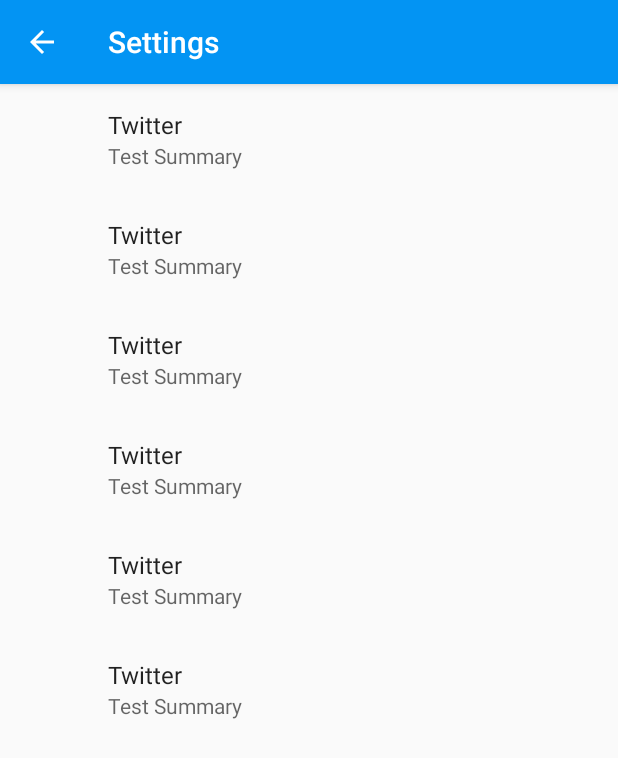
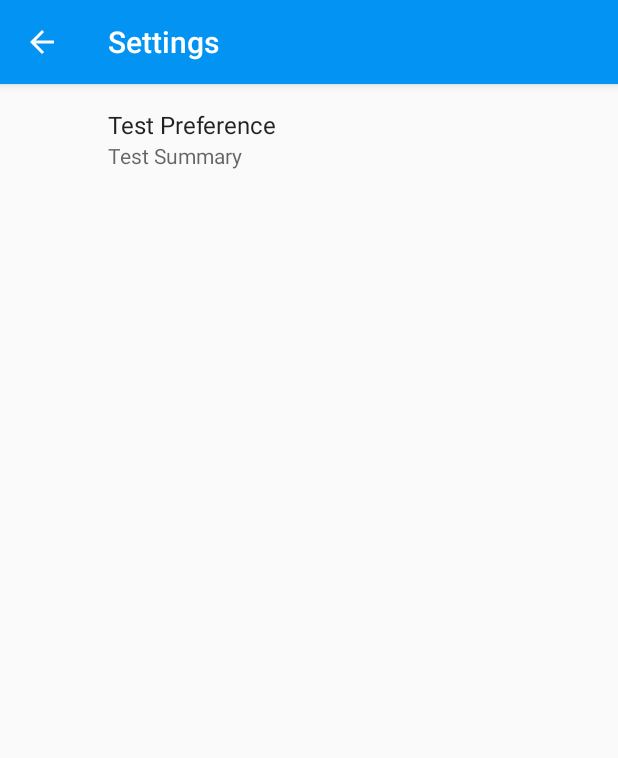
Before and after one commit to CDSoftwaresJA/SWEN3001, an Android app: the screen it shows after launch (SettingsActivity), in the options menu, after a tap on "Settings", on a phone screen of 412 x 824 dp. Shown: the top 758 px of the screen. Run offline under Robolectric (Android 15) with nearby library versions, the phone set to English and light mode, and no system bars; our stand-ins replace androidx.preference, navigation-ui; libraries missing offline, so code that uses them is left out: es.dmoral.toasty.

Commit message:
Added the code for the contact tracing

```diff
--- a/app/build.gradle
+++ b/app/build.gradle
@@ -8,7 +8,7 @@ android {
 
     defaultConfig {
         applicationId "com.webot.swen3001"
-        minSdkVersion 16
+        minSdkVersion 18
         targetSdkVersion 30
         versionCode 1
         versionName "1.0"
--- a/app/src/main/AndroidManifest.xml
+++ b/app/src/main/AndroidManifest.xml
@@ -2,7 +2,11 @@
 <manifest xmlns:android="http://schemas.android.com/apk/res/android"
     package="com.webot.swen3001">
 
+    <uses-permission android:name="android.permission.BLUETOOTH" />
+    <uses-permission android:name="android.permission.ACCESS_FINE_LOCATION"/>
     <uses-permission android:name="android.permission.CALL_PHONE" />
+    <uses-permission android:name="android.permission.BLUETOOTH_ADMIN"/>
+
     <uses-permission android:name="android.permission.INTERNET" />
 
     <application
--- a/app/src/main/java/com/webot/swen3001/ui/home/HomeFragment.kt
+++ b/app/src/main/java/com/webot/swen3001/ui/home/HomeFragment.kt
@@ -9,6 +9,7 @@ import android.view.ViewGroup
 import android.widget.Toast
 import androidx.fragment.app.Fragment
 import com.google.android.material.switchmaterial.SwitchMaterial
+import com.webot.swen3001.Exposure
 import com.webot.swen3001.R
 import es.dmoral.toasty.Toasty
 
@@ -21,6 +22,7 @@ class HomeFragment : Fragment() {
     savedInstanceState: Bundle?
   ): View? {
     val rootView: View = inflater.inflate(R.layout.fragment_home, container, false)
+    val exposure:Exposure = Exposure()
 
     //Adding event listener to the first card of the home screen
     val dial119Card: View = rootView.findViewById(R.id.dial119Card)
@@ -55,9 +57,12 @@ class HomeFragment : Fragment() {
       if (isChecked) {
         msg = "Broadcasting turned on"
         Toasty.success(requireContext(), msg, Toast.LENGTH_SHORT).show()
+        exposure.startScan()
+
       } else {
         msg = "Broadcasting turned off"
         Toasty.warning(requireContext(), msg, Toast.LENGTH_SHORT).show()
+        exposure.stopScan()
       }
 
     }
@@ -65,4 +70,6 @@ class HomeFragment : Fragment() {
     return rootView
 
   }
+
+
 }
--- a/app/src/main/res/layout/fragment_home.xml
+++ b/app/src/main/res/layout/fragment_home.xml
@@ -25,7 +25,7 @@
                 android:layout_height="wrap_content"
                 android:layout_marginLeft="50dp"
                 android:layout_marginTop="20dp"
-                android:checked="true"
+                android:checked="false"
                 android:text="@string/home_broadcast"
                 android:textSize="24sp"
                 android:textStyle="bold" />
--- a/app/src/main/res/xml/activity_preferences.xml
+++ b/app/src/main/res/xml/activity_preferences.xml
@@ -1,22 +1,9 @@
 <?xml version="1.0" encoding="utf-8"?>
 <androidx.preference.PreferenceScreen xmlns:android="http://schemas.android.com/apk/res/android">
     <Preference
-        android:title="Twitter"
-        android:summary="Test Summary"/>
-    <Preference
-        android:title="Twitter"
-        android:summary="Test Summary"/>
-    <Preference
-        android:title="Twitter"
-        android:summary="Test Summary"/>
-    <Preference
-        android:title="Twitter"
-        android:summary="Test Summary"/>
-    <Preference
-        android:title="Twitter"
-        android:summary="Test Summary"/>
-    <Preference
-        android:title="Twitter"
+        android:title="Test Preference"
         android:summary="Test Summary"/>
 
+
+
 </androidx.preference.PreferenceScreen>
```
Also changed, not shown: app/src/main/java/com/webot/swen3001/Exposure.java (added, +42 -0 lines), app/src/main/res/logo.png (added).
